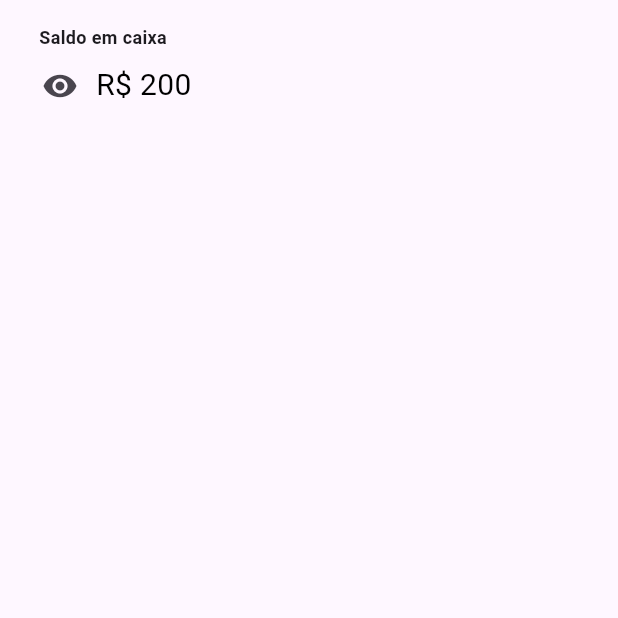
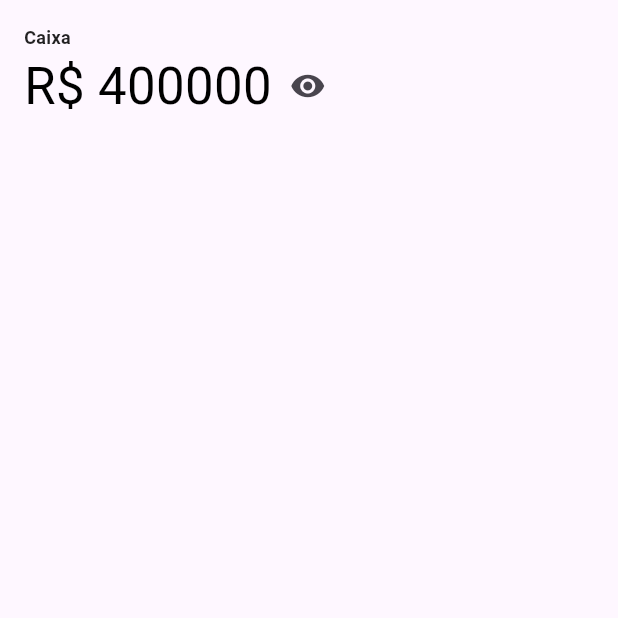
Before and after one commit to capivaradavila/queroquero, a Flutter app: the screen it shows after launch, after a tap on the "remove red eye" icon, on a phone screen of 412 x 824 dp, the top half of it. Run offline on Flutter 3.47's test engine with Material 3 defaults, Android fonts, the light colour scheme and no system bars; our stand-ins replace equatable, flutter_bloc.

Commit message:
ajustes de layout

```diff
--- a/lib/financas/inicial/pagina_de_financas.dart
+++ b/lib/financas/inicial/pagina_de_financas.dart
@@ -10,10 +10,8 @@ class PaginaDeFinancas extends StatelessWidget {
   @override
   Widget build(BuildContext context) {
     return Scaffold(
-      body: SingleChildScrollView(
-        child: Column(
-          children: [saldoEmCaixa],
-        ),
+      body: Column(
+        children: [saldoEmCaixa],
       ),
     );
   }
--- a/lib/financas/saldo_em_caixa/apresentacao/saldo_em_caixa.dart
+++ b/lib/financas/saldo_em_caixa/apresentacao/saldo_em_caixa.dart
@@ -40,7 +40,7 @@ class _SaldoEmCaixaState extends State<SaldoEmCaixa> {
 }
 
 class _SaldoEmCaixaValor extends StatefulWidget {
-  _SaldoEmCaixaValor(this.estado);
+  const _SaldoEmCaixaValor(this.estado);
   final SaldoEmCaixaEstadoCarregado estado;
 
   @override
@@ -58,12 +58,12 @@ class _SaldoEmCaixaValorState extends State<_SaldoEmCaixaValor> {
         children: [
           const Row(
             children: [
-              SizedBox(width: 10),
               Text(
-                'Saldo em caixa',
+                'Caixa',
                 style: TextStyle(
                   fontSize: 12,
                   fontWeight: FontWeight.bold,
+                  color: Colors.black87,
                 ),
               ),
               Spacer(),
@@ -71,20 +71,12 @@ class _SaldoEmCaixaValorState extends State<_SaldoEmCaixaValor> {
           ),
           Row(
             children: [
-              IconButton(
-                onPressed: () {
-                  setState(() {
-                    _saldoVisivel = !_saldoVisivel;
-                  });
-                },
-                icon: const Icon(Icons.remove_red_eye),
-              ),
               if (_saldoVisivel)
                 Text(
                   widget.estado.valor,
                   style: TextStyle(
                     color: _getColor(),
-                    fontSize: 20,
+                    fontSize: 34,
                   ),
                 )
               else
@@ -95,9 +87,18 @@ class _SaldoEmCaixaValorState extends State<_SaldoEmCaixaValor> {
                       Radius.circular(20),
                     ),
                   ),
-                  width: 100,
-                  height: 20,
-                )
+                  width: 170,
+                  height: 30,
+                ),
+              IconButton(
+                iconSize: 24,
+                onPressed: () {
+                  setState(() {
+                    _saldoVisivel = !_saldoVisivel;
+                  });
+                },
+                icon: const Icon(Icons.remove_red_eye),
+              ),
             ],
           ),
         ],
--- a/lib/financas/saldo_em_caixa/dominio/saldo_em_caixa_caso_de_uso.dart
+++ b/lib/financas/saldo_em_caixa/dominio/saldo_em_caixa_caso_de_uso.dart
@@ -14,6 +14,6 @@ enum SaldoEmCaixaStatus { ruim, razoavel, bom, muitoBom }
 final class SaldoEmCaixaCasoDeUsoImpl implements SaldoEmCaixaCasoDeUso {
   @override
   Future<SaldoEmCaixaModelo> carregaSaldo() async {
-    return const SaldoEmCaixaModelo(200, SaldoEmCaixaStatus.bom);
+    return const SaldoEmCaixaModelo(400000, SaldoEmCaixaStatus.bom);
   }
 }
```
Also changed, not shown: 1 other file.
